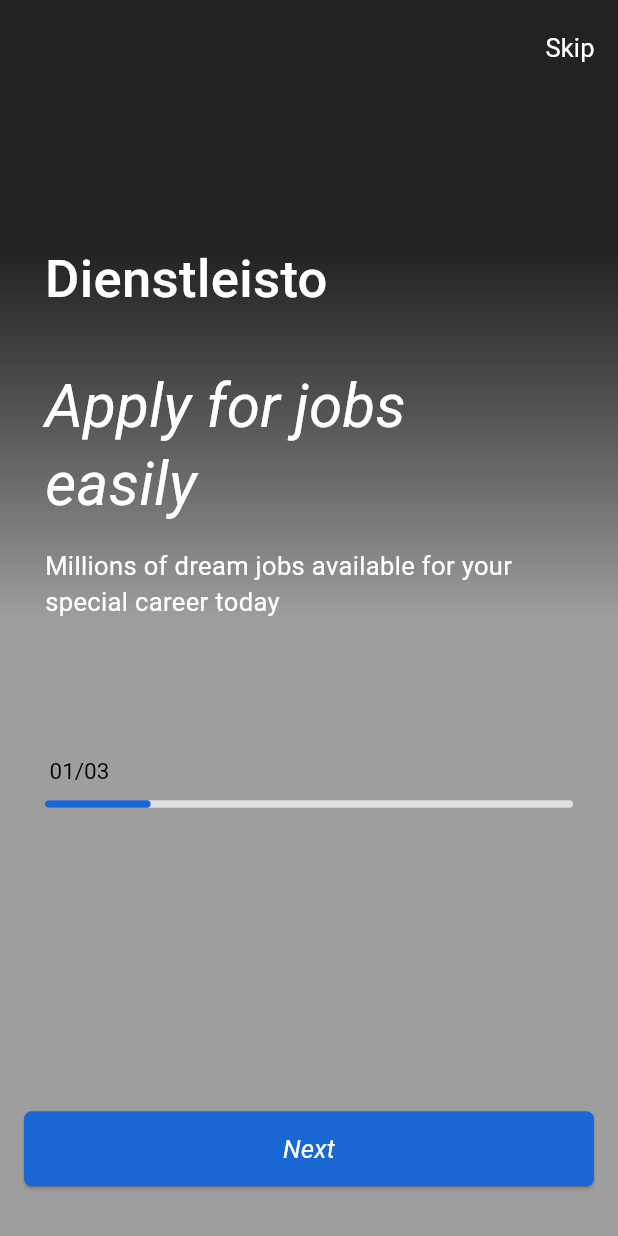
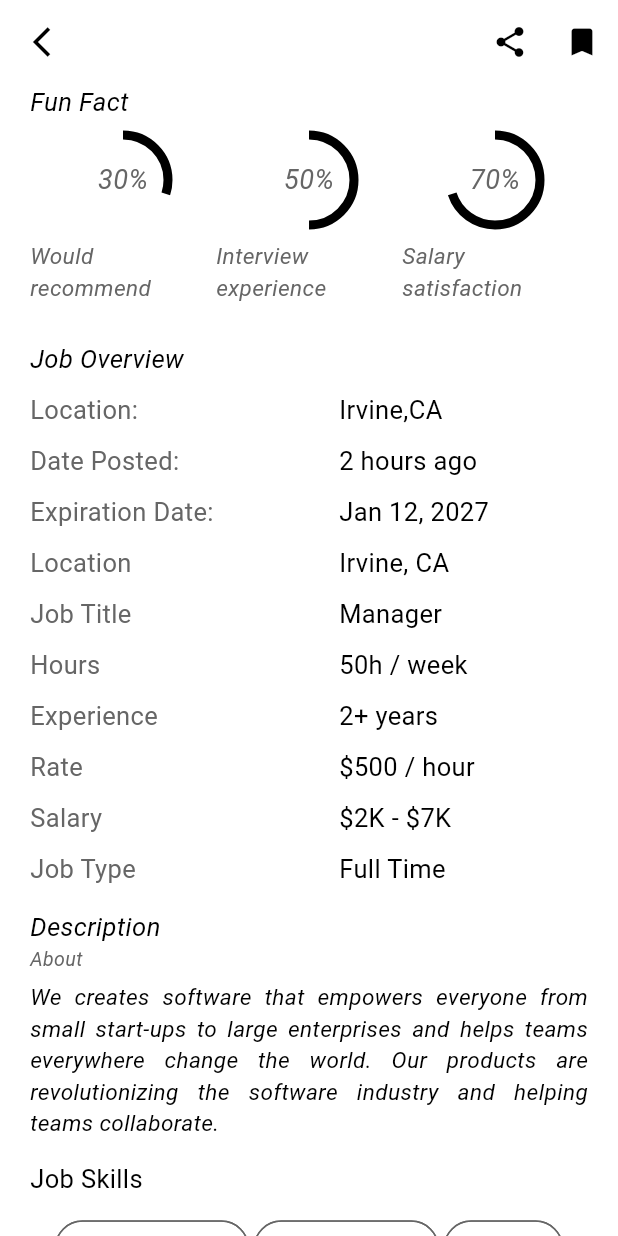
Before and after one commit to rafay99-epic/Dienstleistro, a Flutter app: the screen it shows after launch, on a phone screen of 412 x 824 dp. Run offline on Flutter 3.47's test engine with Material 3 defaults, Android fonts, the phone set to English and light mode, and no system bars; drawn by our look-alikes of flutter_animation_progress_bar; our stand-ins replace carousel_slider, dotted_border, file_picker, firebase_auth, firebase_core, flutter_rating_bar and 10 more; accounts and stored records are empty; Roboto replaces fonts that are missing (ABeeZee).

Commit message:
Jobs Page 02: Completed

```diff
--- /dev/null
+++ b/lib/frontend/screens/functionality/job/details/detail2/Job2detail.dart
@@ -0,0 +1,543 @@
+import 'package:dienstleisto/frontend/screens/functionality/job/apply/savedCard.dart';
+import 'package:dienstleisto/frontend/widgets/choiceChip.dart';
+import 'package:dienstleisto/frontend/widgets/textStyle.dart';
+import 'package:flutter/material.dart';
+
+class Job2Detail extends StatelessWidget {
+  const Job2Detail({Key? key}) : super(key: key);
+
+  @override
+  Widget build(BuildContext context) {
+    return Scaffold(
+      appBar: AppBar(
+        backgroundColor: Theme.of(context).colorScheme.background,
+        leading: IconButton(
+          icon: const Icon(Icons.arrow_back_ios_sharp),
+          onPressed: () => Navigator.pop(context),
+        ),
+        actions: <Widget>[
+          IconButton(
+            icon: const Icon(Icons.share),
+            onPressed: () {},
+          ),
+          IconButton(
+            icon: const Icon(Icons.bookmark),
+            onPressed: () {},
+          ),
+        ],
+      ),
+      body: SingleChildScrollView(
+        child: Padding(
+          padding: const EdgeInsets.only(left: 20, right: 20),
+          child: Column(
+            children: <Widget>[
+              const Align(
+                alignment: Alignment.centerLeft,
+                child: MyText(
+                  text: "Fun Fact",
+                  fontFamily: "ABeeZee",
+                  fontSize: 17,
+                  fontStyle: FontStyle.italic,
+                  fontWeight: FontWeight.w400,
+                ),
+              ),
+              const SizedBox(height: 10),
+              Row(
+                mainAxisAlignment: MainAxisAlignment.spaceEvenly,
+                children: <Widget>[
+                  Expanded(
+                    child: _buildCircularProgressBar(
+                        0.3, "Would recommend", context),
+                  ),
+                  Expanded(
+                    child: _buildCircularProgressBar(
+                        0.5, "Interview experience", context),
+                  ),
+                  Expanded(
+                    child: _buildCircularProgressBar(
+                        0.7, "Salary satisfaction", context),
+                  ),
+                ],
+              ),
+              const SizedBox(height: 25),
+              const Align(
+                alignment: Alignment.centerLeft,
+                child: MyText(
+                  text: "Job Overview",
+                  fontFamily: "ABeeZee",
+                  fontSize: 17,
+                  fontStyle: FontStyle.italic,
+                  fontWeight: FontWeight.w400,
+                ),
+              ),
+              Container(
+                color: Theme.of(context).colorScheme.background,
+                child: Column(
+                  children: [
+                    const SizedBox(height: 10),
+                    Row(
+                      children: <Widget>[
+                        Expanded(
+                          child: MyText(
+                            text: 'Location: ',
+                            fontSize: 17,
+                            fontWeight: FontWeight.w400,
+                            fontFamily: "ABeeZee",
+                            fontStyle: FontStyle.normal,
+                            color: Theme.of(context).colorScheme.inversePrimary,
+                          ),
+                        ),
+                        Expanded(
+                          child: Container(
+                            margin: const EdgeInsets.only(left: 10, right: 10),
+                            padding: const EdgeInsets.only(left: 10, right: 10),
+                            child: MyText(
+                              text: 'Irvine,CA',
+                              fontSize: 17,
+                              fontWeight: FontWeight.w400,
+                              fontFamily: "ABeeZee",
+                              fontStyle: FontStyle.normal,
+                              color: Theme.of(context).colorScheme.primary,
+                            ),
+                          ),
+                        ),
+                      ],
+                    ),
+                    const SizedBox(height: 10),
+                    Row(
+                      children: [
+                        Expanded(
+                          child: MyText(
+                            text: 'Date Posted: ',
+                            fontSize: 17,
+                            fontWeight: FontWeight.w400,
+                            fontFamily: "ABeeZee",
+                            fontStyle: FontStyle.normal,
+                            color: Theme.of(context).colorScheme.inversePrimary,
+                          ),
+                        ),
+                        Expanded(
+                          child: Container(
+                            margin: const EdgeInsets.only(left: 10, right: 10),
+                            padding: const EdgeInsets.only(left: 10, right: 10),
+                            child: MyText(
+                              text: '2 hours ago',
+                              fontSize: 17,
+                              fontWeight: FontWeight.w400,
+                              fontFamily: "ABeeZee",
+                              fontStyle: FontStyle.normal,
+                              color: Theme.of(context).colorScheme.primary,
+                            ),
+                          ),
+                        ),
+                      ],
+                    ),
+                    const SizedBox(height: 10),
+                    Row(
+                      children: [
+                        Expanded(
+                          child: MyText(
+                            text: 'Expiration Date: ',
+                            fontSize: 17,
+                            fontWeight: FontWeight.w400,
+                            fontFamily: "ABeeZee",
+                            fontStyle: FontStyle.normal,
+                            color: Theme.of(context).colorScheme.inversePrimary,
+                          ),
+                        ),
+                        Expanded(
+                          child: Container(
+                            margin: const EdgeInsets.only(left: 10, right: 10),
+                            padding: const EdgeInsets.only(left: 10, right: 10),
+                            child: MyText(
+                              text: 'Jan 12, 2027',
+                              fontSize: 17,
+                              fontWeight: FontWeight.w400,
+                              fontFamily: "ABeeZee",
+                              fontStyle: FontStyle.normal,
+                              color: Theme.of(context).colorScheme.primary,
+                            ),
+                          ),
+                        ),
+                      ],
+                    ),
+                    const SizedBox(height: 10),
+                    Row(
+                      children: [
+                        Expanded(
+                          child: MyText(
+                            text: 'Location',
+                            fontSize: 17,
+                            fontWeight: FontWeight.w400,
+                            fontFamily: "ABeeZee",
+                            fontStyle: FontStyle.normal,
+                            color: Theme.of(context).colorScheme.inversePrimary,
+                          ),
+                        ),
+                        Expanded(
+                          child: Container(
+                            margin: const EdgeInsets.only(left: 10, right: 10),
+                            padding: const EdgeInsets.only(left: 10, right: 10),
+                            child: MyText(
+                              text: 'Irvine, CA',
+                              fontSize: 17,
+                              fontWeight: FontWeight.w400,
+                              fontFamily: "ABeeZee",
+                              fontStyle: FontStyle.normal,
+                              color: Theme.of(context).colorScheme.primary,
+                            ),
+                          ),
+                        ),
+                      ],
+                    ),
+                    const SizedBox(height: 10),
+                    Row(
+                      children: [
+                        Expanded(
+                          child: MyText(
+                            text: 'Job Title ',
+                            fontSize: 17,
+                            fontWeight: FontWeight.w400,
+                            fontFamily: "ABeeZee",
+                            fontStyle: FontStyle.normal,
+                            color: Theme.of(context).colorScheme.inversePrimary,
+                          ),
+                        ),
+                        Expanded(
+                          child: Container(
+                            margin: const EdgeInsets.only(left: 10, right: 10),
+                            padding: const EdgeInsets.only(left: 10, right: 10),
+                            child: MyText(
+                              text: 'Manager',
+                              fontSize: 17,
+                              fontWeight: FontWeight.w400,
+                              fontFamily: "ABeeZee",
+                              fontStyle: FontStyle.normal,
+                              color: Theme.of(context).colorScheme.primary,
+                            ),
+                          ),
+                        ),
+                      ],
+                    ),
+                    const SizedBox(height: 10),
+                    Row(
+                      children: [
+                        Expanded(
+                          child: MyText(
+                            text: 'Hours',
+                            fontSize: 17,
+                            fontWeight: FontWeight.w400,
+                            fontFamily: "ABeeZee",
+                            fontStyle: FontStyle.normal,
+                            color: Theme.of(context).colorScheme.inversePrimary,
+                          ),
+                        ),
+                        Expanded(
+                          child: Container(
+                            margin: const EdgeInsets.only(left: 10, right: 10),
+                            padding: const EdgeInsets.only(left: 10, right: 10),
+                            child: MyText(
+                              text: '50h / week',
+                              fontSize: 17,
+                              fontWeight: FontWeight.w400,
+                              fontFamily: "ABeeZee",
+                              fontStyle: FontStyle.normal,
+                              color: Theme.of(context).colorScheme.primary,
+                            ),
+                          ),
+                        ),
+                      ],
+                    ),
+                    const SizedBox(height: 10),
+                    Row(
+                      children: [
+                        Expanded(
+                          child: MyText(
+                            text: 'Experience',
+                            fontSize: 17,
+                            fontWeight: FontWeight.w400,
+                            fontFamily: "ABeeZee",
+                            fontStyle: FontStyle.normal,
+                            color: Theme.of(context).colorScheme.inversePrimary,
+                          ),
+                        ),
+                        Expanded(
+                          child: Container(
+                            margin: const EdgeInsets.only(left: 10, right: 10),
+                            padding: const EdgeInsets.only(left: 10, right: 10),
+                            child: MyText(
+                              text: '2+ years',
+                              fontSize: 17,
+                              fontWeight: FontWeight.w400,
+                              fontFamily: "ABeeZee",
+                              fontStyle: FontStyle.normal,
+                              color: Theme.of(context).colorScheme.primary,
+                            ),
+                          ),
+                        ),
+                      ],
+                    ),
+                    const SizedBox(height: 10),
+                    Row(
+                      children: [
+                        Expanded(
+                          child: MyText(
+                            text: 'Rate',
+                            fontSize: 17,
+                            fontWeight: FontWeight.w400,
+                            fontFamily: "ABeeZee",
+                            fontStyle: FontStyle.normal,
+                            color: Theme.of(context).colorScheme.inversePrimary,
+                          ),
+                        ),
+                        Expanded(
+                          child: Container(
+                            margin: const EdgeInsets.only(left: 10, right: 10),
+                            padding: const EdgeInsets.only(left: 10, right: 10),
+                            child: MyText(
+                              text: '\$500 / hour',
+                              fontSize: 17,
+                              fontWeight: FontWeight.w400,
+                              fontFamily: "ABeeZee",
+                              fontStyle: FontStyle.normal,
+                              color: Theme.of(context).colorScheme.primary,
+                            ),
+                          ),
+                        ),
+                      ],
+                    ),
+                    const SizedBox(height: 10),
+                    Row(
+                      children: [
+                        Expanded(
+                          child: MyText(
+                            text: 'Salary',
+                            fontSize: 17,
+                            fontWeight: FontWeight.w400,
+                            fontFamily: "ABeeZee",
+                            fontStyle: FontStyle.normal,
+                            color: Theme.of(context).colorScheme.inversePrimary,
+                          ),
+                        ),
+                        Expanded(
+                          child: Container(
+                            margin: const EdgeInsets.only(left: 10, right: 10),
+                            padding: const EdgeInsets.only(left: 10, right: 10),
+                            child: MyText(
+                              text: '\$2K - \$7K',
+                              fontSize: 17,
+                              fontWeight: FontWeight.w400,
+                              fontFamily: "ABeeZee",
+                              fontStyle: FontStyle.normal,
+                              color: Theme.of(context).colorScheme.primary,
+                            ),
+                          ),
+                        ),
+                      ],
+                    ),
+                    const SizedBox(height: 10),
+                    Row(
+                      children: [
+                        Expanded(
+                          child: MyText(
+                            text: 'Job Type',
+                            fontSize: 17,
+                            fontWeight: FontWeight.w400,
+                            fontFamily: "ABeeZee",
+                            fontStyle: FontStyle.normal,
+                            color: Theme.of(context).colorScheme.inversePrimary,
+                          ),
+                        ),
+                        Expanded(
+                          child: Container(
+                            margin: const EdgeInsets.only(left: 10, right: 10),
+                            padding: const EdgeInsets.only(left: 10, right: 10),
+                            child: MyText(
+                              text: 'Full Time',
+                              fontSize: 17,
+                              fontWeight: FontWeight.w400,
+                              fontFamily: "ABeeZee",
+                              fontStyle: FontStyle.normal,
+                              color: Theme.of(context).colorScheme.primary,
+                            ),
+                          ),
+                        ),
+                      ],
+                    ),
+                    const SizedBox(height: 15),
+                    Align(
+                      alignment: Alignment.centerLeft,
+                      child: MyText(
+                        text: "Description",
+                        color: Theme.of(context).colorScheme.primary,
+                        fontSize: 17,
+                        fontWeight: FontWeight.w400,
+                        fontFamily: "ABeeZee",
+                        fontStyle: FontStyle.italic,
+                        textAlign: TextAlign.left,
+                      ),
+                    ),
+                    Align(
+                      alignment: Alignment.centerLeft,
+                      child: MyText(
+                        text: "About",
+                        color: Theme.of(context).colorScheme.inversePrimary,
+                        fontSize: 13,
+                        fontWeight: FontWeight.w400,
+                        fontFamily: "ABeeZee",
+                        fontStyle: FontStyle.italic,
+                        textAlign: TextAlign.left,
+                      ),
+                    ),
+                    const SizedBox(height: 5),
+                    Align(
+                      alignment: Alignment.centerLeft,
+                      child: MyText(
+                        text:
+                            "We creates software that empowers everyone from small start-ups to large enterprises and helps teams everywhere change the world. Our products are revolutionizing the software industry and helping teams collaborate.",
+                        color: Theme.of(context).colorScheme.primary,
+                        fontSize: 15,
+                        fontWeight: FontWeight.w400,
+                        fontFamily: "ABeeZee",
+                        fontStyle: FontStyle.italic,
+                        textAlign: TextAlign.justify,
+                      ),
+                    ),
+                  ],
+                ),
+              ),
+              const SizedBox(height: 15),
+              Align(
+                alignment: Alignment.centerLeft,
+                child: MyText(
+                  text: "Job Skills",
+                  fontSize: 17,
+                  fontFamily: "ABeeZee",
+                  fontWeight: FontWeight.w400,
+                  textAlign: TextAlign.left,
+                  color: Theme.of(context).colorScheme.primary,
+                ),
+              ),
+              const SizedBox(height: 10),
+              const Wrap(
+                spacing: 3.0,
+                runSpacing: 3.0,
+                children: <Widget>[
+                  CustomChoiceChip(label: 'Problem Solving'),
+                  CustomChoiceChip(label: 'Technical skills'),
+                  CustomChoiceChip(label: "Android"),
+                  CustomChoiceChip(label: "iOS"),
+                  CustomChoiceChip(label: "Design"),
+                ],
+              ),
+              const SizedBox(height: 15),
+              Align(
+                alignment: Alignment.centerLeft,
+                child: MyText(
+                  text: "Location",
+                  fontSize: 17,
+                  fontFamily: "ABeeZee",
+                  fontWeight: FontWeight.w400,
+                  textAlign: TextAlign.left,
+                  color: Theme.of(context).colorScheme.primary,
+                ),
+              ),
+              const SizedBox(height: 15),
+              Row(
+                mainAxisAlignment: MainAxisAlignment.spaceBetween,
+                children: <Widget>[
+                  MyText(
+                    text: "Recent Posts",
+                    color: Theme.of(context).colorScheme.primary,
+                    fontSize: 17,
+                    fontWeight: FontWeight.w400,
+                    fontFamily: "ABeeZee",
+                    fontStyle: FontStyle.italic,
+                    textAlign: TextAlign.left,
+                  ),
+                  GestureDetector(
+                    onTap: () {},
+                    child: MyText(
+                      text: "See all",
+                      color: Theme.of(context).colorScheme.inversePrimary,
+                      fontSize: 14,
+                      fontWeight: FontWeight.w400,
+                      fontFamily: "ABeeZee",
+                      fontStyle: FontStyle.italic,
+                      textAlign: TextAlign.left,
+                    ),
+                  ),
+                ],
+              ),
+              const SizedBox(height: 10),
+              const Column(
+                children: <Widget>[
+                  SavedJobCard(
+                    jobTitle: 'Product Designer',
+                    companyName: 'Creatio Studio',
+                    jobType: 'Fulltime',
+                    payment: '8',
+                    profileImagePath: 'assets/images/profileimage.jpg',
+                  ),
+                  SavedJobCard(
+                    jobTitle: 'Finance Manager',
+                    companyName: 'Complex Studio',
+                    jobType: 'Remote',
+                    payment: '5',
+                    profileImagePath: 'assets/images/profileimage.jpg',
+                  ),
+                ],
+              ),
+              const SizedBox(height: 15),
+            ],
+          ),
+        ),
+      ),
+    );
+  }
+
+  Widget _buildCircularProgressBar(
+      double progress, String label, BuildContext context) {
+    return Column(
+      children: <Widget>[
+        Stack(
+          alignment: Alignment.center,
+          children: <Widget>[
+            SizedBox(
+              height: 60.0,
+              width: 60.0,
+              child: CircularProgressIndicator(
+                value: progress,
+                strokeWidth: 6.0,
+              ),
+            ),
+            MyText(
+              text: '${(progress * 100).round()}%',
+              fontSize: 18.0,
+              fontWeight: FontWeight.w400,
+              fontFamily: "ABeeZee",
+              fontStyle: FontStyle.italic,
+              color: Theme.of(context).colorScheme.inversePrimary,
+            ),
+          ],
+        ),
+        const SizedBox(height: 10),
+        Wrap(
+          children: [
+            Align(
+              alignment: Alignment.center,
+              child: MyText(
+                text: label,
+                fontSize: 15.0,
+                fontWeight: FontWeight.w400,
+                fontFamily: "ABeeZee",
+                fontStyle: FontStyle.italic,
+                color: Theme.of(context).colorScheme.inversePrimary,
+              ),
+            ),
+          ],
+        )
+      ],
+    );
+  }
+}
--- a/lib/main.dart
+++ b/lib/main.dart
@@ -1,5 +1,5 @@
 import 'package:dienstleisto/backend/auth/auth_gate.dart';
-import 'package:dienstleisto/frontend/screens/functionality/job/details/JonDetail01.dart';
+import 'package:dienstleisto/frontend/screens/functionality/job/details/detail2/Job2detail.dart';
 import 'package:dienstleisto/frontend/theme/colors.dart';
 import 'package:flutter/material.dart';
 import 'package:firebase_core/firebase_core.dart';
@@ -22,8 +22,8 @@ class MyApp extends StatelessWidget {
     return MaterialApp(
       theme: lightmode,
       debugShowCheckedModeBanner: false,
-      home: const AuthGate(),
-      // home: const JobDetail01(),
+      // home: const AuthGate(),
+      home: const Job2Detail(),
     );
   }
 }
```
